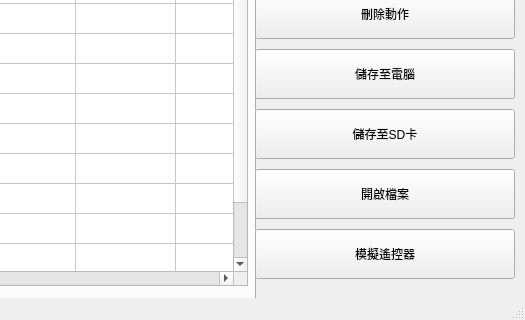
Before: the Qt Designer form QT_project/QT_project_1110/pyqtapp/mainwindow.ui in Yelloooowww/humanoid-robot-control-system, drawn with Qt 5; both pictures show x 345 to 870 and y 251 to 571 of the 870 by 571 pixel window.
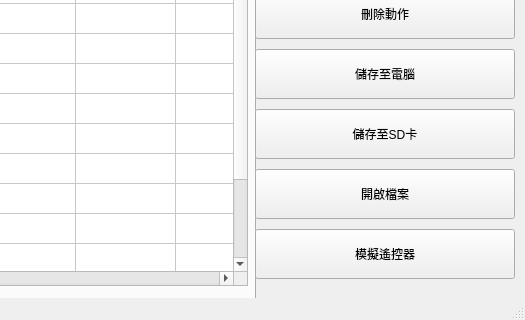
After: the same form once the commit is applied. The open tabs and pages were chosen to show the change. Icons and pictures are not drawn.

```diff
--- a/QT_project/QT_project_1110/pyqtapp/mainwindow.ui
+++ b/QT_project/QT_project_1110/pyqtapp/mainwindow.ui
@@ -1041,7 +1041,7 @@
        <set>QAbstractItemView::NoEditTriggers</set>
       </property>
       <property name="rowCount">
-       <number>17</number>
+       <number>18</number>
       </property>
       <property name="columnCount">
        <number>10</number>
@@ -1063,6 +1063,7 @@
       <row/>
       <row/>
       <row/>
+      <row/>
       <column/>
       <column/>
       <column/>
```
Left out of the diff: 2 changed lines with no effect on the pictures.
